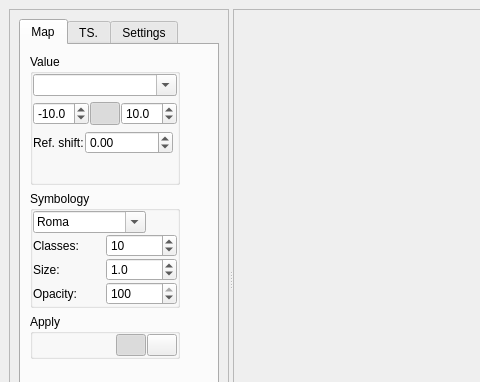
luhipi/insar-explorer, file insar_explorer_dockwidget_base.ui: the form before one commit; both pictures show x 0 to 480 and y 0 to 382 of the 693 by 578 pixel window.
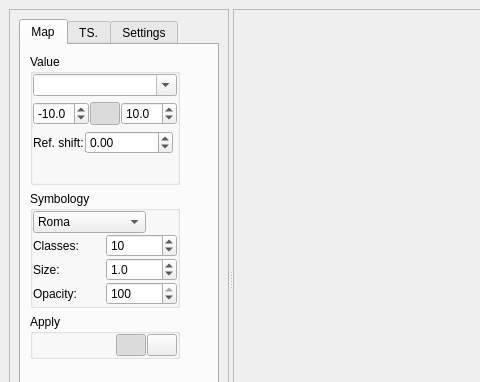
The form after the commit. Icons and pictures are not drawn.

Commit message: enlarge colormap size in the UI

Diff of the .ui file:
```diff
--- a/insar_explorer_dockwidget_base.ui
+++ b/insar_explorer_dockwidget_base.ui
@@ -511,11 +511,11 @@
                             <bool>false</bool>
                            </property>
                            <property name="editable">
-                            <bool>true</bool>
+                            <bool>false</bool>
                            </property>
                            <property name="iconSize">
                             <size>
-                             <width>24</width>
+                             <width>72</width>
                              <height>16</height>
                             </size>
                            </property>
```
Left out of the diff: 2 changed lines with no effect on the pictures. The commit also changes 1 other file.
